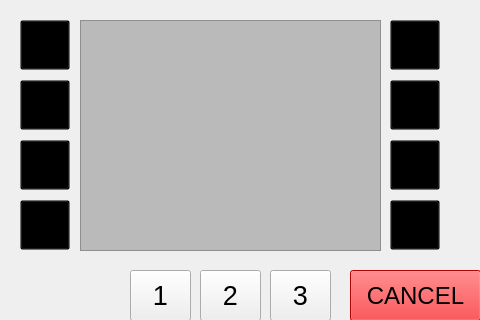
First picture: the form in bank-automat/mainwindow.ui, repository JohWid1/BankSimulRyhmatyo, before the edit; both pictures show x 130 to 610 and y 0 to 320 of the 747 by 561 pixel window.
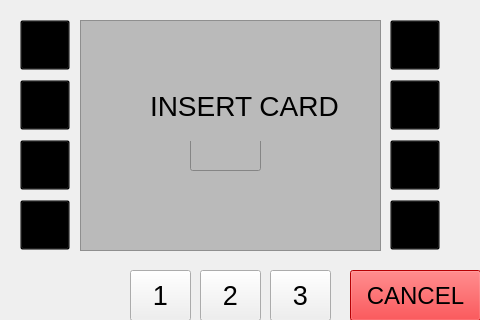
Second picture: the form after the edit.

Commit message: Nappien toiminnallisuudet

Diff of the .ui file:
```diff
--- a/bank-automat/mainwindow.ui
+++ b/bank-automat/mainwindow.ui
@@ -403,6 +403,60 @@
     <property name="frameShadow">
      <enum>QFrame::Raised</enum>
     </property>
+    <widget class="QLabel" name="pinCodeLabel">
+     <property name="geometry">
+      <rect>
+       <x>60</x>
+       <y>50</y>
+       <width>191</width>
+       <height>71</height>
+      </rect>
+     </property>
+     <property name="font">
+      <font>
+       <pointsize>21</pointsize>
+      </font>
+     </property>
+     <property name="text">
+      <string/>
+     </property>
+    </widget>
+    <widget class="QLineEdit" name="pinCodeLineEdit">
+     <property name="geometry">
+      <rect>
+       <x>110</x>
+       <y>110</y>
+       <width>71</width>
+       <height>41</height>
+      </rect>
+     </property>
+     <property name="font">
+      <font>
+       <pointsize>20</pointsize>
+      </font>
+     </property>
+     <property name="styleSheet">
+      <string notr="true"/>
+     </property>
+    </widget>
+    <widget class="QLabel" name="insertCardLabel">
+     <property name="geometry">
+      <rect>
+       <x>70</x>
+       <y>50</y>
+       <width>191</width>
+       <height>71</height>
+      </rect>
+     </property>
+     <property name="font">
+      <font>
+       <pointsize>21</pointsize>
+      </font>
+     </property>
+     <property name="text">
+      <string>INSERT CARD</string>
+     </property>
+    </widget>
    </widget>
    <widget class="QPushButton" name="insertCardButton">
     <property name="geometry">
```
Left out of the diff: 8 changed lines with no effect on the pictures. The commit also changes 2 other files.
